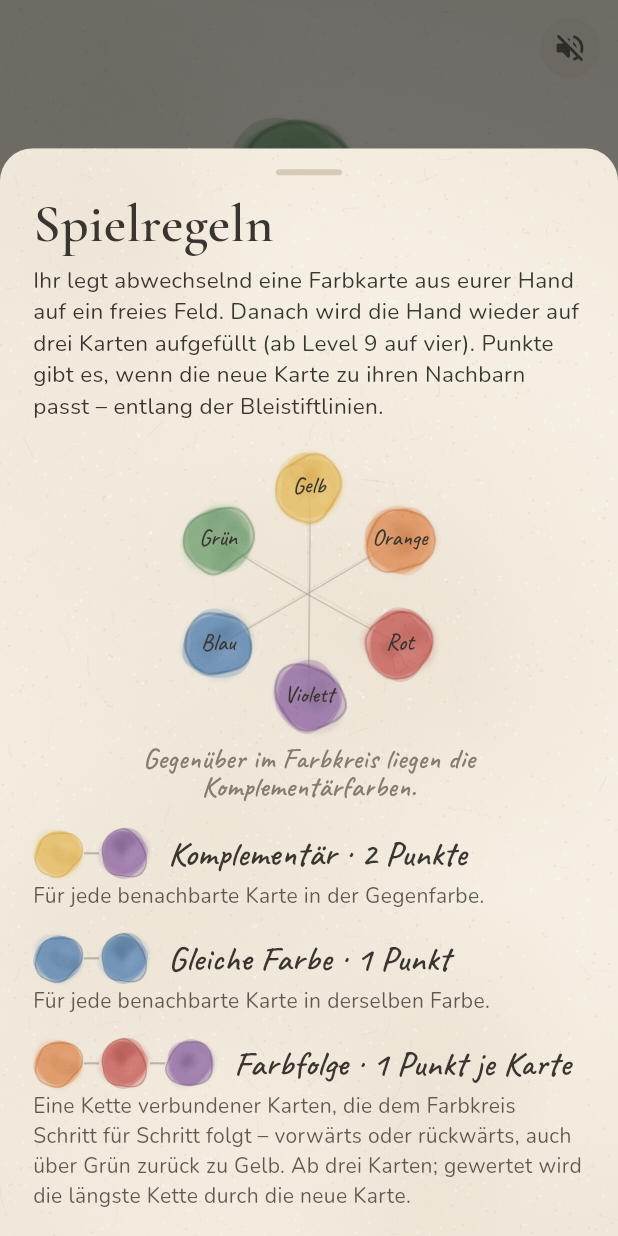
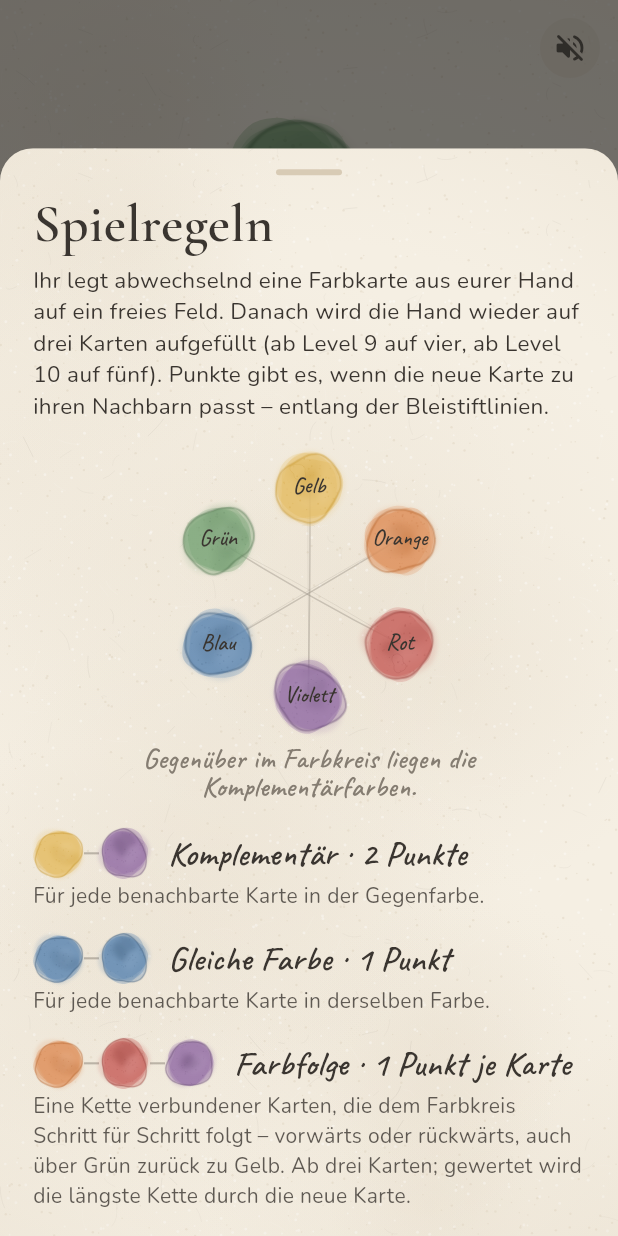
Before and after one commit to paszin/color-wheel-game, a Flutter app: the screen it shows after launch, after a tap on "Spielregeln", on a phone screen of 412 x 824 dp. Run offline on Flutter 3.47's test engine with Material 3 defaults, Android fonts, the phone set to English and light mode, and no system bars; our stand-ins replace shared_preferences; missing offline and left inert: flame, flame_audio.

Commit message:
Zwölf Farben: Level 10 und 11 mit fünf Karten auf der Hand

```diff
--- a/lib/model/levels.dart
+++ b/lib/model/levels.dart
@@ -122,7 +122,7 @@ final levels = <Level>[
     subtitle: 'Große Waben voller Zwischentöne',
     aiSkill: 0.93,
     wheel: ColorWheel.extended,
-    handSize: 4,
+    handSize: 5,
     build: () => hexagon(3, preset: {3: _am, 15: _b, 21: _co, 33: _in}),
   ),
   Level(
@@ -131,7 +131,7 @@ final levels = <Level>[
     subtitle: 'Das große Finale',
     aiSkill: 0.96,
     wheel: ColorWheel.extended,
-    handSize: 4,
+    handSize: 5,
     build: () => staggered(
       6,
       9,
--- a/lib/ui/rules_sheet.dart
+++ b/lib/ui/rules_sheet.dart
@@ -56,7 +56,7 @@ class _RulesSheet extends StatelessWidget {
                     Text(
                       'Ihr legt abwechselnd eine Farbkarte aus eurer Hand auf '
                       'ein freies Feld. Danach wird die Hand wieder auf drei '
-                      'Karten aufgefüllt (ab Level 9 auf vier). Punkte gibt es, wenn die neue Karte '
+                      'Karten aufgefüllt (ab Level 9 auf vier, ab Level 10 auf fünf). Punkte gibt es, wenn die neue Karte '
                       'zu ihren Nachbarn passt – entlang der Bleistiftlinien.',
                       style: AppText.body(15),
                     ),
@@ -151,7 +151,7 @@ class _RulesSheet extends StatelessWidget {
                       'und Rot), Magenta (Rot und Violett), Indigo (Violett '
                       'und Blau), Türkis (Blau und Grün) und Limette (Grün '
                       'und Gelb). Der Farbkreis hat dann zwölf Farben, und '
-                      'jeder hält vier Karten. Eine Farbfolge geht in '
+                      'jeder hält vier Karten, ab Level 10 fünf. Eine Farbfolge geht in '
                       'Schritten zum nächsten Ton, also Gelb → Bernstein → '
                       'Orange. Komplementär ist '
                       'weiterhin die gegenüberliegende Farbe. Ein voller '
```
Also changed, not shown: lib/ui/game_screen.dart (+15 -7 lines), 1 other file.
